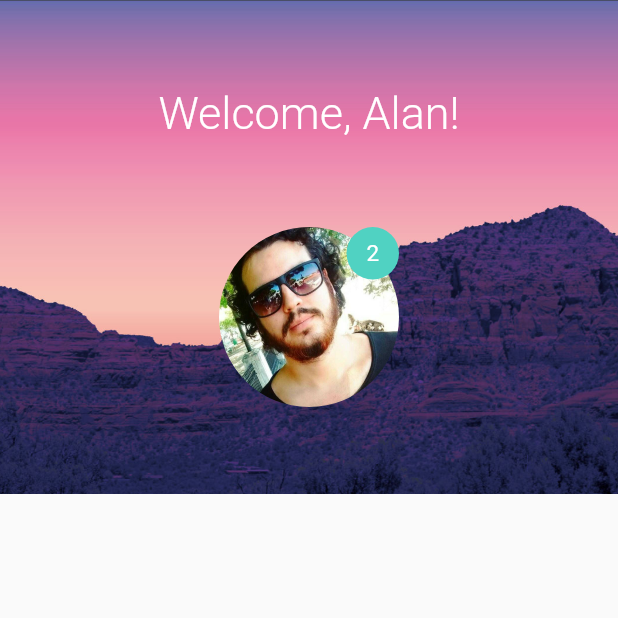
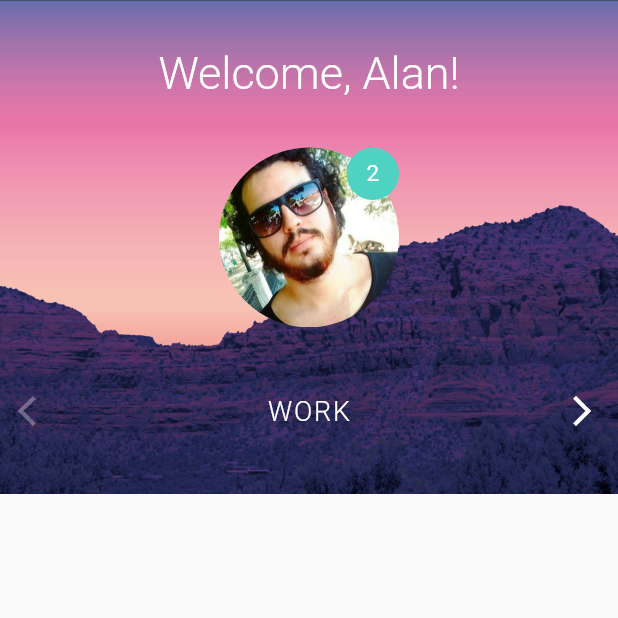
Before and after one commit to alanmxll/animations-app, a Flutter app: the screen it shows after launch, on a phone screen of 412 x 824 dp, the top half of it. Run offline on Flutter 3.47's test engine with Material 2 defaults, Android fonts, the phone set to English and light mode, and no system bars.

Commit message:
changing categories

```diff
--- /dev/null
+++ b/lib/screens/home/widgets/category_view.dart
@@ -0,0 +1,58 @@
+import 'package:flutter/material.dart';
+
+class CategoryView extends StatefulWidget {
+  @override
+  _CategoryViewState createState() => _CategoryViewState();
+}
+
+class _CategoryViewState extends State<CategoryView> {
+  final List<String> categories = ['WORK', 'STUDY', 'HOUSE'];
+
+  int _category = 0;
+
+  void selectForward() {
+    setState(() {
+      _category++;
+    });
+  }
+
+  void selectBackward() {
+    setState(() {
+      _category--;
+    });
+  }
+
+  @override
+  Widget build(BuildContext context) {
+    return Row(
+      mainAxisAlignment: MainAxisAlignment.spaceBetween,
+      children: [
+        IconButton(
+          icon: Icon(
+            Icons.arrow_back_ios,
+          ),
+          disabledColor: Colors.white30,
+          color: Colors.white,
+          onPressed: _category > 0 ? selectBackward : null,
+        ),
+        Text(
+          categories[_category],
+          style: TextStyle(
+            color: Colors.white,
+            fontSize: 18,
+            fontWeight: FontWeight.w300,
+            letterSpacing: 1.2,
+          ),
+        ),
+        IconButton(
+          icon: Icon(
+            Icons.arrow_forward_ios,
+          ),
+          color: Colors.white,
+          disabledColor: Colors.white30,
+          onPressed: _category < categories.length - 1 ? selectForward : null,
+        ),
+      ],
+    );
+  }
+}
--- a/lib/screens/home/widgets/home_top.dart
+++ b/lib/screens/home/widgets/home_top.dart
@@ -1,5 +1,6 @@
-import 'package:flutter/cupertino.dart';
 import 'package:flutter/material.dart';
+
+import 'category_view.dart';
 
 class HomeTop extends StatelessWidget {
   final Animation<double> containerGrow;
@@ -60,6 +61,7 @@ class HomeTop extends StatelessWidget {
                 ),
               ),
             ),
+            CategoryView(),
           ],
         ),
       ),
```
